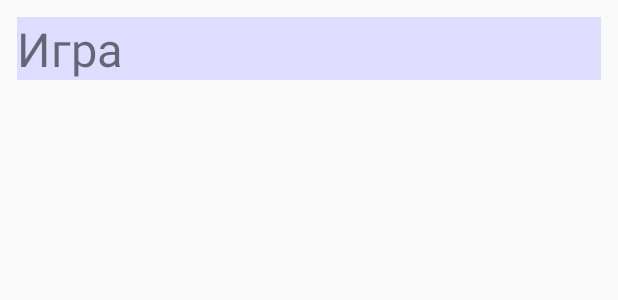
After one commit to Delona88/SecretSanta, an Android app: the layout game_item.xml on its own in the app's theme, with its tools: preview values and no code run, on a phone screen of 412 x 824 dp. The commit adds this screen. Shown: the top 300 px of the screen. Run offline under Robolectric (Android 15) with nearby library versions, the phone set to English and light mode, and no system bars.

Commit message:
v7 AllGamesRecyclerViewAdapter

```diff
--- /dev/null
+++ b/app/src/main/res/layout/game_item.xml
@@ -0,0 +1,32 @@
+<?xml version="1.0" encoding="utf-8"?>
+<androidx.constraintlayout.widget.ConstraintLayout
+        xmlns:android="http://schemas.android.com/apk/res/android"
+        xmlns:tools="http://schemas.android.com/tools"
+        android:layout_width="match_parent"
+        android:layout_height="wrap_content"
+        android:layout_margin="5pt">
+
+    <LinearLayout
+            android:id="@+id/mainLinearLayoutAllGames"
+            android:layout_width="match_parent"
+            android:layout_height="match_parent"
+            android:background="#DEDDFF"
+            android:orientation="horizontal"
+            tools:layout_editor_absoluteX="12dp">
+
+        <TextView
+                android:id="@+id/textViewGame"
+                android:layout_width="wrap_content"
+                android:layout_height="wrap_content"
+                android:text="@string/title_game"
+
+                android:textSize="14pt"/>
+        <TextView
+                android:id="@+id/textViewGameId"
+                android:layout_width="wrap_content"
+                android:layout_height="wrap_content"
+                android:text=""
+                android:textSize="14pt"/>
+
+    </LinearLayout>
+</androidx.constraintlayout.widget.ConstraintLayout>
--- a/app/src/main/res/values/strings.xml
+++ b/app/src/main/res/values/strings.xml
@@ -98,6 +98,7 @@
     <string name="title_wish_already_sent_earlier">
         Вы уже отправили Санте сообщение. Можете отправить еще раз, но не обижайтесь, если он уже выбрал Вам подарок
     </string>
+    <string name="title_game">Игра</string>
 
 
 </resources>
```
Also changed, not shown: app/build.gradle (+7 -1 lines), app/src/main/java/com/example/secretsantaservi/activities/allgames/AllGamesActivity.java (+21 -24 lines), app/src/main/java/com/example/secretsantaservi/activities/allgames/AllGamesRecyclerViewAdapter.java (added, +71 -0 lines), app/src/main/res/layout/activity_all_games.xml (+6 -13 lines), 7 other files.
